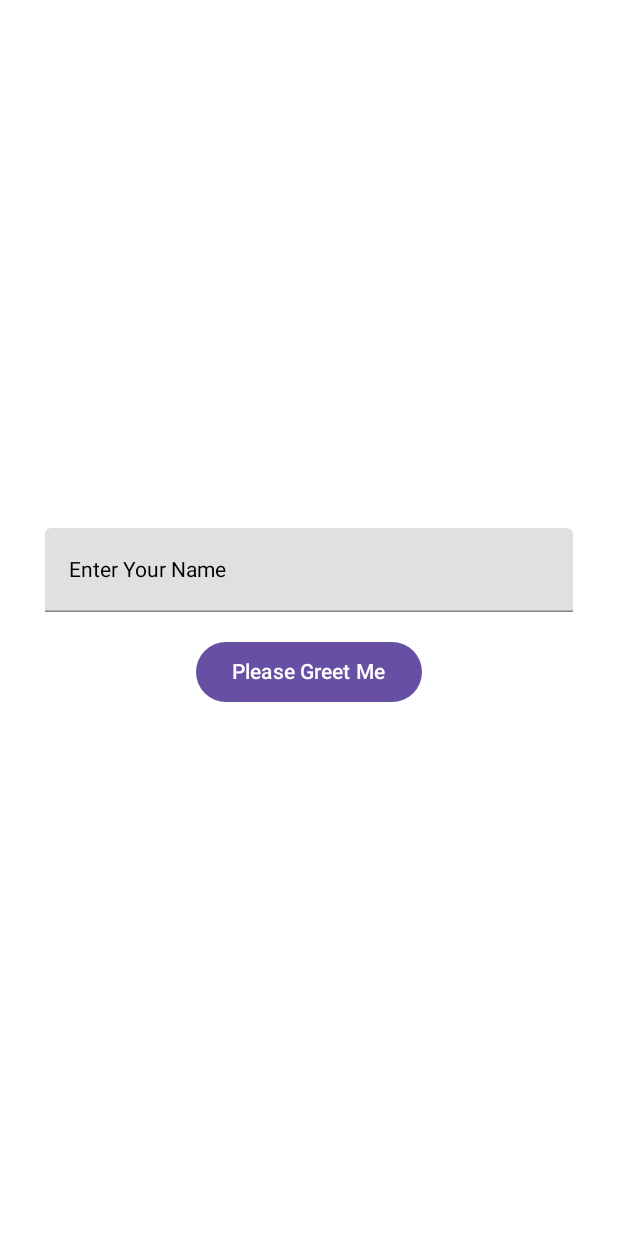
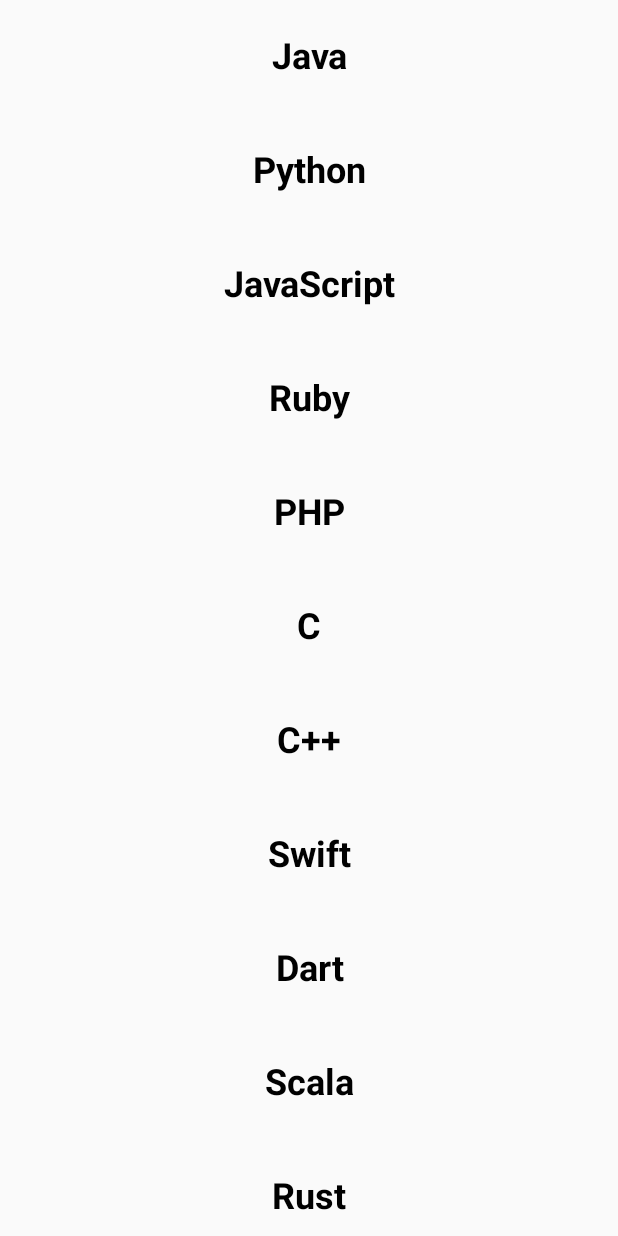
Before and after one commit to Maverick395006/JetpackCompose-PL, an Android app built with Jetpack Compose: the screen it shows after launch (MainActivity), on a phone screen of 412 x 824 dp. Run offline under Robolectric (Android 15) with nearby library versions, the phone set to English and light mode, and no system bars.

```diff
--- a/app/src/main/java/com/example/jetpackcomposepl/MainActivity.kt
+++ b/app/src/main/java/com/example/jetpackcomposepl/MainActivity.kt
@@ -15,6 +15,8 @@ import androidx.compose.foundation.layout.fillMaxSize
 import androidx.compose.foundation.layout.fillMaxWidth
 import androidx.compose.foundation.layout.height
 import androidx.compose.foundation.layout.padding
+import androidx.compose.foundation.lazy.LazyColumn
+import androidx.compose.foundation.lazy.itemsIndexed
 import androidx.compose.foundation.shape.RoundedCornerShape
 import androidx.compose.material.rememberScaffoldState
 import androidx.compose.material3.Card
@@ -58,7 +60,7 @@ class MainActivity : ComponentActivity() {
     override fun onCreate(savedInstanceState: Bundle?) {
         super.onCreate(savedInstanceState)
         setContent {
-            TxtBtnScaffoldPreview()
+            ListPreview()
         }
     }
 
@@ -295,3 +297,49 @@ fun TxtBtnScaffoldComponent() {
 fun TxtBtnScaffoldPreview() {
     TxtBtnScaffoldComponent()
 }
+
+/**
+ * Part 8: Lists
+ */
+
+@Composable
+fun ListComponent() {
+    LazyColumn {
+        itemsIndexed(
+            listOf(
+                "Java",
+                "Python",
+                "JavaScript",
+                "Ruby",
+                "PHP",
+                "C",
+                "C++",
+                "Swift",
+                "Dart",
+                "Scala",
+                "Rust",
+                "Perl",
+                "Kotlin",
+                "SQL",
+                "TypeScript",
+                "Objective-C"
+            )
+        ) { index, string ->
+            Text(
+                text = "$string",
+                fontSize = 24.sp,
+                fontWeight = FontWeight.Bold,
+                textAlign = TextAlign.Center,
+                modifier = Modifier
+                    .fillMaxWidth()
+                    .padding(24.dp)
+            )
+        }
+    }
+}
+
+@Preview(name = "Stylish Text", showSystemUi = true, showBackground = true)
+@Composable
+fun ListPreview() {
+    ListComponent()
+}
```
